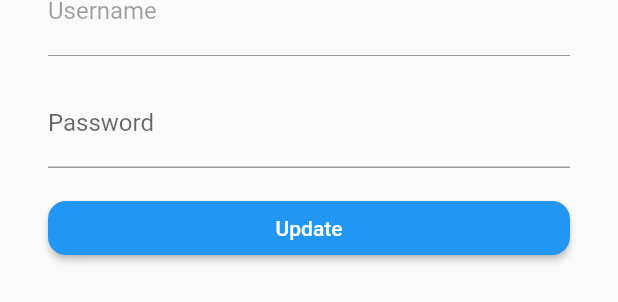
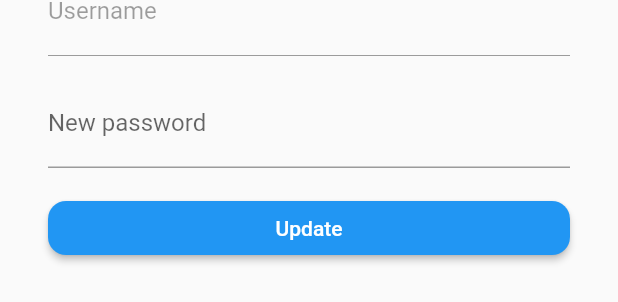
Before and after one commit to leopi99/photoSync_app, a Flutter app: the UpdateProfilePage widget shown alone on an empty page, opened directly, on a phone screen of 412 x 824 dp. Shown: the part 117-419 px from the top of the screen. Run offline on Flutter 3.47's test engine with Material 2 defaults, Android fonts, the phone set to English and light mode, and no system bars; our stand-ins replace cached_network_image, dio, flutter_feather_icons, flutter_svg, google_nav_bar, photo_view and 2 more; missing offline and left inert: filesize, flutter_statusbarcolor_ns, photo_manager, storage_wrapper; accounts and stored records are empty.

Commit message:
Changed 'Password' text into 'New password'

```diff
--- a/lib/screens/update_profile_page/update_profile_page.dart
+++ b/lib/screens/update_profile_page/update_profile_page.dart
@@ -56,7 +56,7 @@ class _UpdateProfilePageState extends State<UpdateProfilePage> {
           SizedBox(height: 16),
           TextField(
             controller: passwordController,
-            decoration: InputDecoration(labelText: 'Password'),
+            decoration: InputDecoration(labelText: 'New password'),
           ),
           SyncElevatedButton(
             padding: EdgeInsets.only(top: 16),
```
